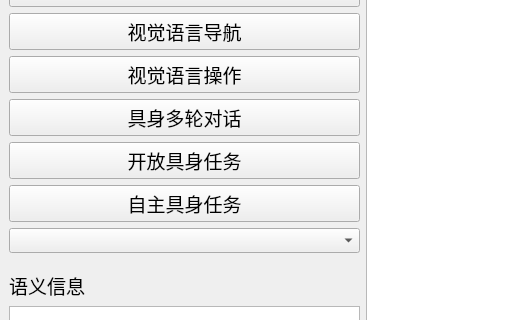
Qt form robowaiter/scene/ui/window.ui (HPCL-EI/RoboWaiter) before a commit; both pictures show x 0 to 511 and y 125 to 445 of the 895 by 1054 pixel window.
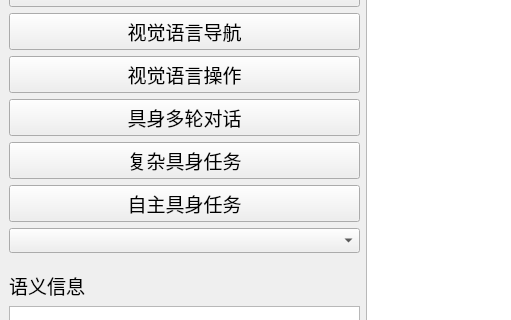
The same form after that commit.

```diff
--- a/robowaiter/scene/ui/window.ui
+++ b/robowaiter/scene/ui/window.ui
@@ -496,7 +496,7 @@
          </font>
         </property>
         <property name="text">
-         <string>开放具身任务</string>
+         <string>复杂具身任务</string>
         </property>
        </widget>
       </item>
```
